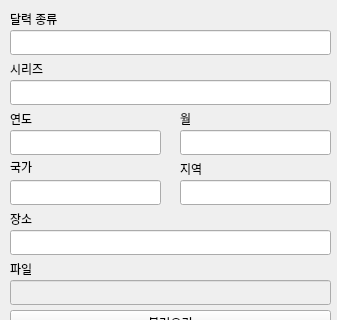
The window that add.ui (wereno4/churchalbum) describes before a commit, drawn with Qt 5; both pictures show x 0 to 337 and y 0 to 320 of the 337 by 517 pixel window.
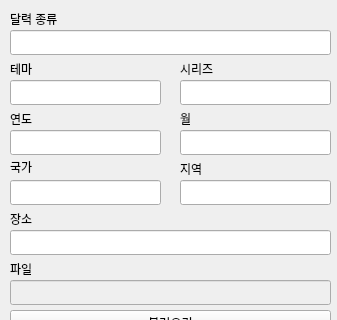
The same window after the commit.

Commit message: seperate theme and series

```diff
--- a/add.ui
+++ b/add.ui
@@ -81,7 +81,7 @@
     <string>국가</string>
    </property>
   </widget>
-  <widget class="QLabel" name="serieslabel">
+  <widget class="QLabel" name="themelabel">
    <property name="geometry">
     <rect>
      <x>10</x>
@@ -91,7 +91,7 @@
     </rect>
    </property>
    <property name="text">
-    <string>시리즈</string>
+    <string>테마</string>
    </property>
   </widget>
   <widget class="QLabel" name="churchlabel">
@@ -130,12 +130,12 @@
     </rect>
    </property>
   </widget>
-  <widget class="QLineEdit" name="series">
+  <widget class="QLineEdit" name="theme">
    <property name="geometry">
     <rect>
      <x>10</x>
      <y>80</y>
-     <width>321</width>
+     <width>151</width>
      <height>25</height>
     </rect>
    </property>
@@ -252,6 +252,29 @@
     </rect>
    </property>
   </widget>
+  <widget class="QLabel" name="serieslabel">
+   <property name="geometry">
+    <rect>
+     <x>180</x>
+     <y>60</y>
+     <width>67</width>
+     <height>17</height>
+    </rect>
+   </property>
+   <property name="text">
+    <string>시리즈</string>
+   </property>
+  </widget>
+  <widget class="QLineEdit" name="series">
+   <property name="geometry">
+    <rect>
+     <x>180</x>
+     <y>80</y>
+     <width>151</width>
+     <height>25</height>
+    </rect>
+   </property>
+  </widget>
  </widget>
  <resources/>
  <connections>
```
The commit also changes 8 other files.
